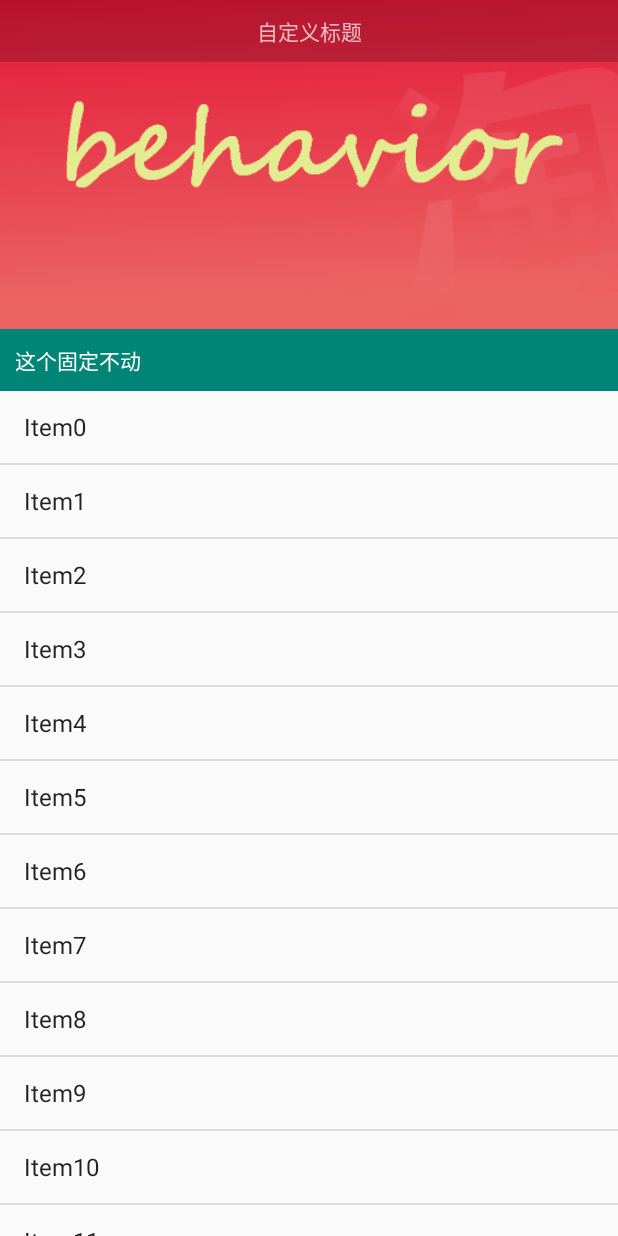
After one commit to duxl/CoordinatorDemo, an Android app: the Demo6Activity screen opened directly, with no data from a screen before it, on a phone screen of 412 x 824 dp. The commit adds this screen. Run offline under Robolectric (Android 15) with nearby library versions, the phone set to English and light mode, and no system bars; our stand-ins replace ButterKnife.

Commit message:
新增demo

```diff
--- /dev/null
+++ b/app/src/main/java/com/duxl/coordinator/demo/Demo6Activity.java
@@ -0,0 +1,17 @@
+package com.duxl.coordinator.demo;
+
+/**
+ * create by duxl 2020/7/2
+ */
+public class Demo6Activity extends BaseActivity {
+
+    @Override
+    public int getLayoutResId() {
+        return R.layout.activity_demo6;
+    }
+
+    @Override
+    public void initView() {
+        hideActionBar(true);
+    }
+}
--- /dev/null
+++ b/app/src/main/res/layout/activity_demo6.xml
@@ -0,0 +1,72 @@
+<?xml version="1.0" encoding="utf-8"?>
+<androidx.coordinatorlayout.widget.CoordinatorLayout xmlns:android="http://schemas.android.com/apk/res/android"
+    xmlns:app="http://schemas.android.com/apk/res-auto"
+    xmlns:tools="http://schemas.android.com/tools"
+    android:layout_width="match_parent"
+    android:layout_height="match_parent"
+    android:orientation="vertical"
+    tools:context=".Demo6Activity">
+
+    <com.google.android.material.appbar.AppBarLayout
+        android:id="@+id/app_bar_layout"
+        android:layout_width="match_parent"
+        android:layout_height="wrap_content"
+        app:elevation="0dp"
+        app:theme="@style/ThemeOverlay.AppCompat.Dark.ActionBar">
+
+        <com.google.android.material.appbar.CollapsingToolbarLayout
+            android:layout_width="match_parent"
+            android:layout_height="wrap_content"
+            android:clipToPadding="false"
+            app:contentScrim="@color/colorPrimary"
+            app:elevation="0dp"
+            app:expandedTitleMarginStart="50dp"
+            app:layout_scrollFlags="scroll|exitUntilCollapsed|snap"
+            app:statusBarScrim="@android:color/transparent"
+            app:titleEnabled="false">
+
+            <ImageView
+                android:layout_width="match_parent"
+                android:layout_height="wrap_content"
+                android:adjustViewBounds="true"
+                android:src="@mipmap/head_img"
+                app:elevation="0dp"
+                app:layout_collapseMode="parallax"
+                app:layout_collapseParallaxMultiplier="0.6" />
+
+            <androidx.appcompat.widget.Toolbar
+                style="@style/ToolbarStyle"
+                android:layout_width="match_parent"
+                android:layout_height="wrap_content"
+                app:contentInsetStart="0dp"
+                app:titleMargin="0dp"
+                app:contentInsetStartWithNavigation="0dp"
+                app:layout_collapseMode="pin">
+
+                <TextView
+                    android:layout_width="match_parent"
+                    android:layout_height="wrap_content"
+                    android:background="#30000000"
+                    android:gravity="center"
+                    android:padding="10sp"
+                    android:text="自定义标题" />
+
+            </androidx.appcompat.widget.Toolbar>
+
+        </com.google.android.material.appbar.CollapsingToolbarLayout>
+
+        <TextView
+            android:layout_width="match_parent"
+            android:layout_height="wrap_content"
+            android:padding="10sp"
+            android:text="这个固定不动"
+            android:textColor="#FFFFFF" />
+
+    </com.google.android.material.appbar.AppBarLayout>
+
+    <com.duxl.coordinator.demo.widget.DataRecyclerView
+        android:layout_width="match_parent"
+        android:layout_height="match_parent"
+        app:layout_behavior="@string/appbar_scrolling_view_behavior" />
+
+</androidx.coordinatorlayout.widget.CoordinatorLayout>
--- a/app/src/main/res/values/styles.xml
+++ b/app/src/main/res/values/styles.xml
@@ -8,4 +8,9 @@
         <item name="colorAccent">@color/colorAccent</item>
     </style>
 
+    <style name="ToolbarStyle" parent="Base.Widget.AppCompat.Toolbar">
+        <!-- toolbar的默认高度有点高:https://www.jianshu.com/p/7cb8b82f479a -->
+        <item name="android:minHeight">0dp</item>
+    </style>
+
 </resources>
```
Also changed, not shown: app/src/main/AndroidManifest.xml (+15 -1 lines), app/src/main/java/com/duxl/coordinator/demo/Demo5Activity.java (added, +17 -0 lines), app/src/main/res/layout/activity_demo5.xml (added, +55 -0 lines).
